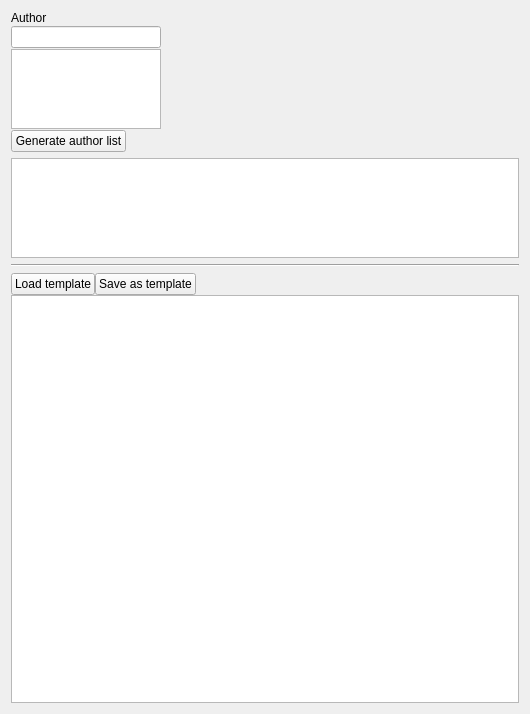
The window that celexta/ui/GCN_maker.ui (JPalmerio/Celexta) describes before a commit, drawn with Qt 5.
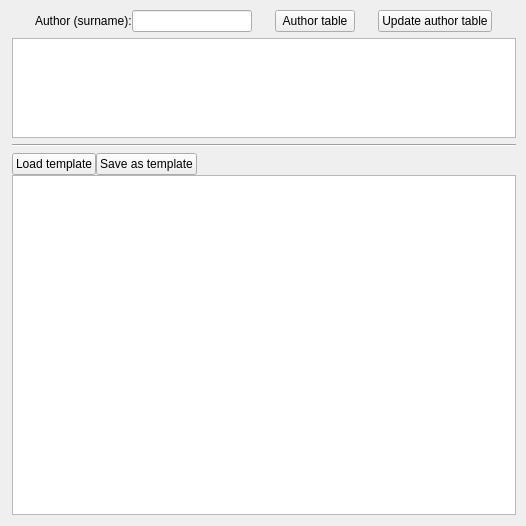
The same window after the commit.

Commit message: GCN Maker templates directory

The edit to the form file:
```diff
--- a/celexta/ui/GCN_maker.ui
+++ b/celexta/ui/GCN_maker.ui
@@ -6,26 +6,43 @@
    <rect>
     <x>0</x>
     <y>0</y>
-    <width>530</width>
-    <height>714</height>
+    <width>526</width>
+    <height>526</height>
    </rect>
   </property>
   <property name="windowTitle">
    <string>GCN Maker</string>
   </property>
-  <layout class="QVBoxLayout" name="verticalLayout_3">
-   <item>
+  <widget class="QWidget" name="">
+   <property name="geometry">
+    <rect>
+     <x>12</x>
+     <y>10</y>
+     <width>504</width>
+     <height>505</height>
+    </rect>
+   </property>
     <layout class="QVBoxLayout" name="verticalLayout">
+    <item>
+     <layout class="QHBoxLayout" name="horizontalLayout_3">
      <property name="spacing">
-      <number>1</number>
-     </property>
-     <property name="sizeConstraint">
-      <enum>QLayout::SetFixedSize</enum>
+       <number>0</number>
+      </property>
+      <item>
+       <layout class="QHBoxLayout" name="horizontalLayout_2">
+        <property name="spacing">
+         <number>0</number>
      </property>
      <item>
       <widget class="QLabel" name="label">
+          <property name="sizePolicy">
+           <sizepolicy hsizetype="Fixed" vsizetype="Preferred">
+            <horstretch>0</horstretch>
+            <verstretch>0</verstretch>
+           </sizepolicy>
+          </property>
        <property name="text">
-        <string>Author</string>
+           <string>Author (surname):</string>
        </property>
       </widget>
      </item>
@@ -39,42 +56,35 @@
        </property>
        <property name="minimumSize">
         <size>
-         <width>150</width>
+            <width>120</width>
          <height>20</height>
         </size>
        </property>
        <property name="maximumSize">
         <size>
-         <width>150</width>
+            <width>120</width>
          <height>30</height>
         </size>
        </property>
       </widget>
      </item>
+       </layout>
+      </item>
      <item>
-      <widget class="QListView" name="listView_authors">
+       <widget class="QPushButton" name="btn_author_table">
        <property name="sizePolicy">
-        <sizepolicy hsizetype="Expanding" vsizetype="Fixed">
+         <sizepolicy hsizetype="Fixed" vsizetype="Fixed">
          <horstretch>0</horstretch>
          <verstretch>0</verstretch>
         </sizepolicy>
        </property>
-       <property name="minimumSize">
-        <size>
-         <width>150</width>
-         <height>60</height>
-        </size>
-       </property>
-       <property name="maximumSize">
-        <size>
-         <width>150</width>
-         <height>80</height>
-        </size>
+        <property name="text">
+         <string>Author table</string>
        </property>
       </widget>
      </item>
      <item>
-      <widget class="QPushButton" name="btn_generate_author">
+       <widget class="QPushButton" name="btn_update_author_table">
        <property name="sizePolicy">
         <sizepolicy hsizetype="Fixed" vsizetype="Fixed">
          <horstretch>0</horstretch>
@@ -82,7 +92,7 @@
         </sizepolicy>
        </property>
        <property name="text">
-        <string>Generate author list</string>
+         <string>Update author table</string>
        </property>
       </widget>
      </item>
@@ -169,6 +179,7 @@
     </layout>
    </item>
   </layout>
+  </widget>
  </widget>
  <resources/>
  <connections/>
```
Lines whose indentation alone changed are shown as unchanged. The commit also changes 6 other files.
